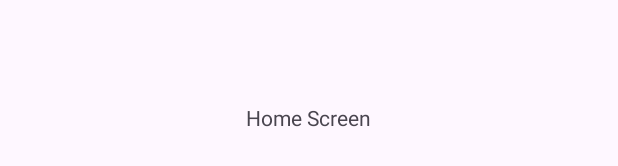
After one commit to kzi-nastava/ma-project-event-planner-siit-2024-team-18, an Android app: the layout activity_home_screen.xml on its own in the app's theme, with its tools: preview values and no code run, on a phone screen of 412 x 824 dp. The commit adds this screen. Shown: the part 500-666 px from the top of the screen. Run offline under Robolectric (Android 15) with nearby library versions, the phone set to English and light mode, and no system bars.

Commit message:
[ADD] HomeScreen

```diff
--- a/EventPlanner/app/src/main/AndroidManifest.xml
+++ b/EventPlanner/app/src/main/AndroidManifest.xml
@@ -13,6 +13,9 @@
         android:theme="@style/Theme.EventPlanner"
         tools:targetApi="31">
         <activity
+            android:name=".HomeScreen"
+            android:exported="false" />
+        <activity
             android:name=".MainActivity"
             android:exported="true">
             <intent-filter>
--- a/EventPlanner/app/src/main/java/com/example/eventplanner/MainActivity.java
+++ b/EventPlanner/app/src/main/java/com/example/eventplanner/MainActivity.java
@@ -1,5 +1,6 @@
 package com.example.eventplanner;
 
+import android.content.Intent;
 import android.os.Bundle;
 
 import androidx.appcompat.app.AppCompatActivity;
@@ -19,9 +20,9 @@ public class MainActivity extends AppCompatActivity {
         new Timer().schedule(new TimerTask() {
             @Override
             public void run() {
-                //Intent intent = new Intent(MainActivity.this, LoginActivity.class);
+                Intent intent = new Intent(MainActivity.this, HomeScreen.class);
 
-                //startActivity(intent);
+                startActivity(intent);
                 finish();
             }
         }, SPLASH_TIME_OUT);
--- /dev/null
+++ b/EventPlanner/app/src/main/res/layout/activity_home_screen.xml
@@ -0,0 +1,16 @@
+<?xml version="1.0" encoding="utf-8"?>
+<LinearLayout xmlns:android="http://schemas.android.com/apk/res/android"
+    android:id="@+id/main"
+    android:layout_width="match_parent"
+    android:layout_height="match_parent"
+    android:orientation="vertical"
+    android:gravity="center"
+    xmlns:tools="http://schemas.android.com/tools"
+    tools:context=".HomeScreen">
+
+    <TextView
+        android:id="@+id/textView"
+        android:layout_width="wrap_content"
+        android:layout_height="wrap_content"
+        android:text="@string/homeScreen_name" />
+</LinearLayout>
--- a/EventPlanner/app/src/main/res/values/strings.xml
+++ b/EventPlanner/app/src/main/res/values/strings.xml
@@ -1,3 +1,4 @@
 <resources>
     <string name="app_name">Event Planner</string>
+    <string name="homeScreen_name">Home Screen</string>
 </resources>
```
Also changed, not shown: EventPlanner/app/src/main/java/com/example/eventplanner/HomeScreen.java (added, +16 -0 lines).
